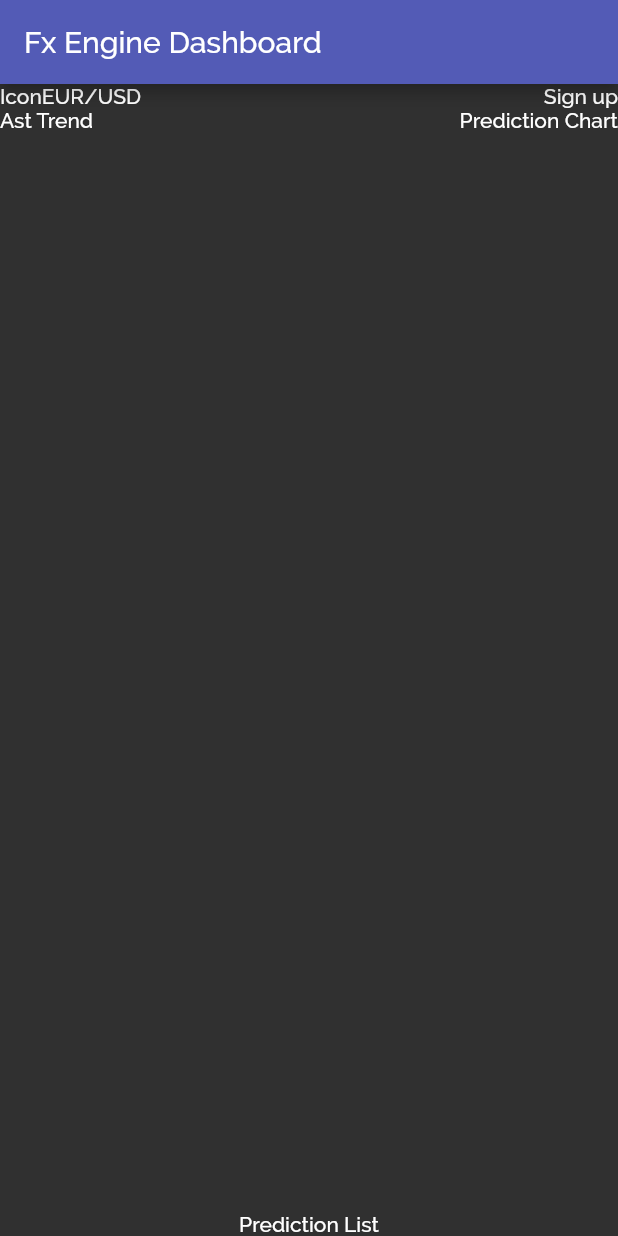
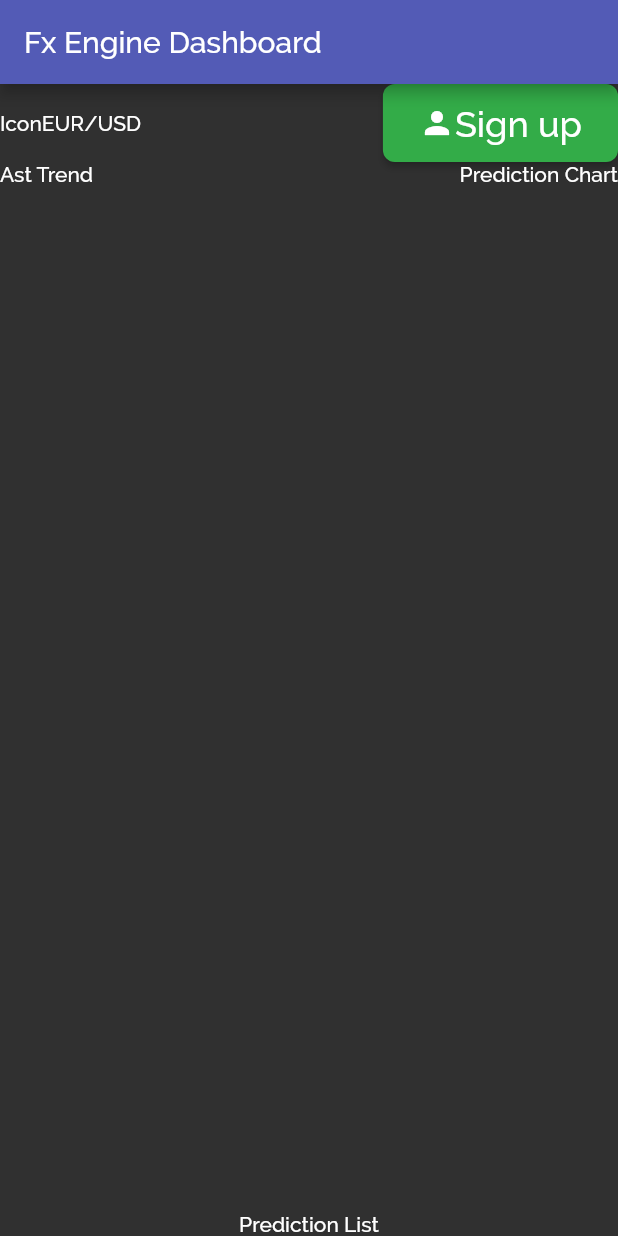
Before and after one commit to dewmal/fx_engine_dashboard_ui, a Flutter app: the screen it shows after launch, on a phone screen of 412 x 824 dp. Run offline on Flutter 3.47's test engine with Material 2 defaults, Android fonts, the phone set to English and light mode, and no system bars; generated files the repository leaves out were written again.

Commit message:
Singup Button Done

```diff
--- a/lib/theme.dart
+++ b/lib/theme.dart
@@ -13,12 +13,14 @@ const color10 = Color(0xFF21289D);
 const color11 = Color(0xFFF1F1F6);
 const color12 = Color(0xFF333333);
 
+const buttonColor = color02;
+
 const bullSignalColor = color02;
 const bearishSignalColor = color03;
 
 const primaryColor = color08;
 const accentColor = color07;
-
+final ThemeData base = ThemeData.dark();
 var defaultTheme = ThemeData(
 // Define the default brightness and colors.
   brightness: Brightness.dark,
@@ -28,6 +30,10 @@ var defaultTheme = ThemeData(
 // Define the default font family.
   fontFamily: 'Raleway',
 
+  buttonTheme: base.buttonTheme.copyWith(
+      buttonColor: buttonColor,
+      textTheme: ButtonTextTheme.primary,
+      colorScheme: ColorScheme.dark().copyWith(primary: buttonColor)),
 // Define the default TextTheme. Use this to specify the default
 // text styling for headlines, titles, bodies of text, and more.
   textTheme: TextTheme(
@@ -41,7 +47,7 @@ var defaultTheme = ThemeData(
     display2: TextStyle(fontSize: 12.0, fontFamily: "OpenSans"),
     display3: TextStyle(fontSize: 12.0),
     display4: TextStyle(fontSize: 12.0, fontFamily: "OpenSans"),
-    button: TextStyle(fontSize: 12.0),
+    button: TextStyle(fontSize: 18.0),
     caption: TextStyle(fontSize: 12.0),
     overline: TextStyle(fontSize: 12.0),
   ),
--- a/lib/widget/signup_button.dart
+++ b/lib/widget/signup_button.dart
@@ -4,7 +4,21 @@ class SignUpButton extends StatelessWidget {
   @override
   Widget build(BuildContext context) {
     return Container(
-      child: Text("Sign up"),
+      child: RaisedButton(
+        shape: RoundedRectangleBorder(borderRadius: BorderRadius.circular(8.0)),
+        padding: EdgeInsets.symmetric(vertical: 12, horizontal: 24),
+        onPressed: () {},
+        child: Row(
+          mainAxisAlignment: MainAxisAlignment.spaceBetween,
+          children: <Widget>[
+            Icon(Icons.person),
+            Text(
+              "Sign up",
+              style: Theme.of(context).textTheme.button.copyWith(fontSize: 24),
+            )
+          ],
+        ),
+      ),
     );
   }
 }
```
Also changed, not shown: pubspec.yaml (+11 -3 lines).
